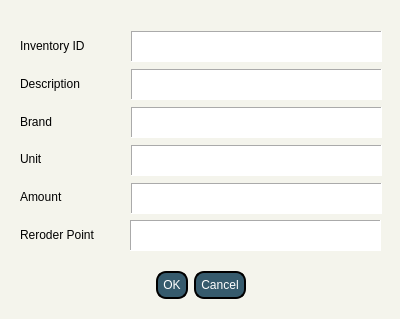
First picture: the form in add_item.ui, repository ongchangco/Economystique2, before the edit.
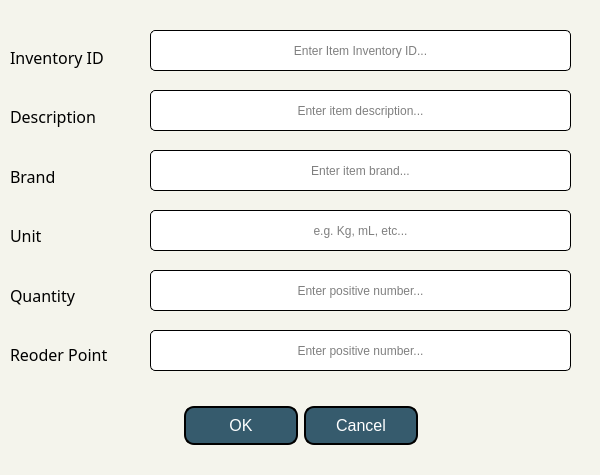
Second picture: the form after the edit. Icons and pictures are not drawn.

Commit message: UI Added DropShadowEffect to Buttons: TBC for Main QWidgets Converted Most of QTextEdits into QLineEdits for better Input Fixed Input Error Handling on other fields

Patch:
```diff
--- a/add_item.ui
+++ b/add_item.ui
@@ -9,8 +9,8 @@
    <rect>
     <x>0</x>
     <y>0</y>
-    <width>400</width>
-    <height>319</height>
+    <width>600</width>
+    <height>475</height>
    </rect>
   </property>
   <property name="windowTitle">
@@ -29,9 +29,9 @@
   <widget class="QDialogButtonBox" name="buttonBox">
    <property name="geometry">
     <rect>
-     <x>0</x>
-     <y>260</y>
-     <width>401</width>
+     <x>10</x>
+     <y>400</y>
+     <width>581</width>
      <height>51</height>
     </rect>
    </property>
@@ -44,6 +44,9 @@
 	border-radius:10px;
 	border-color: black;
 	padding: 5px;
+	height: 25px;
+	width: 100px;
+	font-size: 16px;
 }
 QPushButton:hover {
     background-color: #53786d;
@@ -67,15 +70,21 @@
   <widget class="QWidget" name="verticalLayoutWidget">
    <property name="geometry">
     <rect>
-     <x>20</x>
+     <x>10</x>
      <y>30</y>
-     <width>111</width>
-     <height>221</height>
+     <width>132</width>
+     <height>351</height>
     </rect>
    </property>
    <layout class="QVBoxLayout" name="loParam">
     <item>
      <widget class="QLabel" name="label">
+      <property name="font">
+       <font>
+        <family>Century Gothic</family>
+        <pointsize>12</pointsize>
+       </font>
+      </property>
       <property name="text">
        <string>Inventory ID</string>
       </property>
@@ -83,6 +92,12 @@
     </item>
     <item>
      <widget class="QLabel" name="label_2">
+      <property name="font">
+       <font>
+        <family>Century Gothic</family>
+        <pointsize>12</pointsize>
+       </font>
+      </property>
       <property name="text">
        <string>Description</string>
       </property>
@@ -90,6 +105,12 @@
     </item>
     <item>
      <widget class="QLabel" name="label_3">
+      <property name="font">
+       <font>
+        <family>Century Gothic</family>
+        <pointsize>12</pointsize>
+       </font>
+      </property>
       <property name="text">
        <string>Brand</string>
       </property>
@@ -97,6 +118,12 @@
     </item>
     <item>
      <widget class="QLabel" name="label_4">
+      <property name="font">
+       <font>
+        <family>Century Gothic</family>
+        <pointsize>12</pointsize>
+       </font>
+      </property>
       <property name="text">
        <string>Unit</string>
       </property>
@@ -104,174 +131,156 @@
     </item>
     <item>
      <widget class="QLabel" name="label_7">
+      <property name="font">
+       <font>
+        <family>Century Gothic</family>
+        <pointsize>12</pointsize>
+       </font>
+      </property>
       <property name="text">
-       <string>Amount</string>
+       <string>Quantity</string>
       </property>
      </widget>
     </item>
     <item>
      <widget class="QLabel" name="label_8">
+      <property name="font">
+       <font>
+        <family>Century Gothic</family>
+        <pointsize>12</pointsize>
+       </font>
+      </property>
       <property name="text">
-       <string>Reroder Point</string>
+       <string>Reoder Point</string>
       </property>
      </widget>
     </item>
    </layout>
   </widget>
-  <widget class="QTextEdit" name="teInvID">
+  <widget class="QLineEdit" name="teInvID">
    <property name="geometry">
     <rect>
-     <x>131</x>
-     <y>31</y>
-     <width>251</width>
-     <height>31</height>
+     <x>150</x>
+     <y>30</y>
+     <width>421</width>
+     <height>41</height>
     </rect>
    </property>
    <property name="styleSheet">
-    <string notr="true">background: #ffffff</string>
+    <string notr="true">background: white;
+border: 1px solid black;
+border-radius: 5px;</string>
    </property>
-   <property name="frameShape">
-    <enum>QFrame::Panel</enum>
+   <property name="alignment">
+    <set>Qt::AlignCenter</set>
    </property>
-   <property name="tabChangesFocus">
-    <bool>true</bool>
+   <property name="placeholderText">
+    <string>Enter Item Inventory ID...</string>
    </property>
-   <property name="html">
-    <string>&lt;!DOCTYPE HTML PUBLIC &quot;-//W3C//DTD HTML 4.0//EN&quot; &quot;http://www.w3.org/TR/REC-html40/strict.dtd&quot;&gt;
-&lt;html&gt;&lt;head&gt;&lt;meta name=&quot;qrichtext&quot; content=&quot;1&quot; /&gt;&lt;style type=&quot;text/css&quot;&gt;
-p, li { white-space: pre-wrap; }
-&lt;/style&gt;&lt;/head&gt;&lt;body style=&quot; font-family:'MS Shell Dlg 2'; font-size:7.8pt; font-weight:400; font-style:normal;&quot;&gt;
-&lt;p align=&quot;center&quot; style=&quot;-qt-paragraph-type:empty; margin-top:0px; margin-bottom:0px; margin-left:0px; margin-right:0px; -qt-block-indent:0; text-indent:0px;&quot;&gt;&lt;br /&gt;&lt;/p&gt;&lt;/body&gt;&lt;/html&gt;</string>
-   </property>
   </widget>
-  <widget class="QTextEdit" name="teDescription">
+  <widget class="QLineEdit" name="teDescription">
    <property name="geometry">
     <rect>
-     <x>131</x>
-     <y>69</y>
-     <width>251</width>
-     <height>31</height>
+     <x>150</x>
+     <y>90</y>
+     <width>421</width>
+     <height>41</height>
     </rect>
    </property>
    <property name="styleSheet">
-    <string notr="true">background: #ffffff</string>
+    <string notr="true">background: white;
+border: 1px solid black;
+border-radius: 5px;</string>
    </property>
-   <property name="frameShape">
-    <enum>QFrame::Panel</enum>
+   <property name="alignment">
+    <set>Qt::AlignCenter</set>
    </property>
-   <property name="tabChangesFocus">
-    <bool>true</bool>
+   <property name="placeholderText">
+    <string>Enter item description...</string>
    </property>
-   <property name="html">
-    <string>&lt;!DOCTYPE HTML PUBLIC &quot;-//W3C//DTD HTML 4.0//EN&quot; &quot;http://www.w3.org/TR/REC-html40/strict.dtd&quot;&gt;
-&lt;html&gt;&lt;head&gt;&lt;meta name=&quot;qrichtext&quot; content=&quot;1&quot; /&gt;&lt;style type=&quot;text/css&quot;&gt;
-p, li { white-space: pre-wrap; }
-&lt;/style&gt;&lt;/head&gt;&lt;body style=&quot; font-family:'MS Shell Dlg 2'; font-size:7.8pt; font-weight:400; font-style:normal;&quot;&gt;
-&lt;p align=&quot;center&quot; style=&quot;-qt-paragraph-type:empty; margin-top:0px; margin-bottom:0px; margin-left:0px; margin-right:0px; -qt-block-indent:0; text-indent:0px;&quot;&gt;&lt;br /&gt;&lt;/p&gt;&lt;/body&gt;&lt;/html&gt;</string>
-   </property>
   </widget>
-  <widget class="QTextEdit" name="teBrand">
+  <widget class="QLineEdit" name="teBrand">
    <property name="geometry">
     <rect>
-     <x>131</x>
-     <y>107</y>
-     <width>251</width>
-     <height>31</height>
+     <x>150</x>
+     <y>150</y>
+     <width>421</width>
+     <height>41</height>
     </rect>
    </property>
    <property name="styleSheet">
-    <string notr="true">background: #ffffff</string>
+    <string notr="true">background: white;
+border: 1px solid black;
+border-radius: 5px;</string>
    </property>
-   <property name="frameShape">
-    <enum>QFrame::Panel</enum>
+   <property name="alignment">
+    <set>Qt::AlignCenter</set>
    </property>
-   <property name="tabChangesFocus">
-    <bool>true</bool>
+   <property name="placeholderText">
+    <string>Enter item brand...</string>
    </property>
-   <property name="html">
-    <string>&lt;!DOCTYPE HTML PUBLIC &quot;-//W3C//DTD HTML 4.0//EN&quot; &quot;http://www.w3.org/TR/REC-html40/strict.dtd&quot;&gt;
-&lt;html&gt;&lt;head&gt;&lt;meta name=&quot;qrichtext&quot; content=&quot;1&quot; /&gt;&lt;style type=&quot;text/css&quot;&gt;
-p, li { white-space: pre-wrap; }
-&lt;/style&gt;&lt;/head&gt;&lt;body style=&quot; font-family:'MS Shell Dlg 2'; font-size:7.8pt; font-weight:400; font-style:normal;&quot;&gt;
-&lt;p align=&quot;center&quot; style=&quot;-qt-paragraph-type:empty; margin-top:0px; margin-bottom:0px; margin-left:0px; margin-right:0px; -qt-block-indent:0; text-indent:0px;&quot;&gt;&lt;br /&gt;&lt;/p&gt;&lt;/body&gt;&lt;/html&gt;</string>
-   </property>
   </widget>
-  <widget class="QTextEdit" name="teUnit">
+  <widget class="QLineEdit" name="teUnit">
    <property name="geometry">
     <rect>
-     <x>131</x>
-     <y>145</y>
-     <width>251</width>
-     <height>31</height>
+     <x>150</x>
+     <y>210</y>
+     <width>421</width>
+     <height>41</height>
     </rect>
    </property>
    <property name="styleSheet">
-    <string notr="true">background: #ffffff</string>
+    <string notr="true">background: white;
+border: 1px solid black;
+border-radius: 5px;</string>
    </property>
-   <property name="frameShape">
-    <enum>QFrame::Panel</enum>
+   <property name="alignment">
+    <set>Qt::AlignCenter</set>
    </property>
-   <property name="tabChangesFocus">
-    <bool>true</bool>
+   <property name="placeholderText">
+    <string>e.g. Kg, mL, etc...</string>
    </property>
-   <property name="html">
-    <string>&lt;!DOCTYPE HTML PUBLIC &quot;-//W3C//DTD HTML 4.0//EN&quot; &quot;http://www.w3.org/TR/REC-html40/strict.dtd&quot;&gt;
-&lt;html&gt;&lt;head&gt;&lt;meta name=&quot;qrichtext&quot; content=&quot;1&quot; /&gt;&lt;style type=&quot;text/css&quot;&gt;
-p, li { white-space: pre-wrap; }
-&lt;/style&gt;&lt;/head&gt;&lt;body style=&quot; font-family:'MS Shell Dlg 2'; font-size:7.8pt; font-weight:400; font-style:normal;&quot;&gt;
-&lt;p align=&quot;center&quot; style=&quot;-qt-paragraph-type:empty; margin-top:0px; margin-bottom:0px; margin-left:0px; margin-right:0px; -qt-block-indent:0; text-indent:0px;&quot;&gt;&lt;br /&gt;&lt;/p&gt;&lt;/body&gt;&lt;/html&gt;</string>
-   </property>
   </widget>
-  <widget class="QTextEdit" name="teAmount">
+  <widget class="QLineEdit" name="teAmount">
    <property name="geometry">
     <rect>
-     <x>131</x>
-     <y>183</y>
-     <width>251</width>
-     <height>31</height>
+     <x>150</x>
+     <y>270</y>
+     <width>421</width>
+     <height>41</height>
     </rect>
    </property>
    <property name="styleSheet">
-    <string notr="true">background: #ffffff</string>
+    <string notr="true">background: white;
+border: 1px solid black;
+border-radius: 5px;</string>
    </property>
-   <property name="frameShape">
-    <enum>QFrame::Panel</enum>
+   <property name="alignment">
+    <set>Qt::AlignCenter</set>
    </property>
-   <property name="tabChangesFocus">
-    <bool>true</bool>
+   <property name="placeholderText">
+    <string>Enter positive number...</string>
    </property>
-   <property name="html">
-    <string>&lt;!DOCTYPE HTML PUBLIC &quot;-//W3C//DTD HTML 4.0//EN&quot; &quot;http://www.w3.org/TR/REC-html40/strict.dtd&quot;&gt;
-&lt;html&gt;&lt;head&gt;&lt;meta name=&quot;qrichtext&quot; content=&quot;1&quot; /&gt;&lt;style type=&quot;text/css&quot;&gt;
-p, li { white-space: pre-wrap; }
-&lt;/style&gt;&lt;/head&gt;&lt;body style=&quot; font-family:'MS Shell Dlg 2'; font-size:7.8pt; font-weight:400; font-style:normal;&quot;&gt;
-&lt;p align=&quot;center&quot; style=&quot;-qt-paragraph-type:empty; margin-top:0px; margin-bottom:0px; margin-left:0px; margin-right:0px; -qt-block-indent:0; text-indent:0px;&quot;&gt;&lt;br /&gt;&lt;/p&gt;&lt;/body&gt;&lt;/html&gt;</string>
-   </property>
   </widget>
-  <widget class="QTextEdit" name="teROP">
+  <widget class="QLineEdit" name="teROP">
    <property name="geometry">
     <rect>
-     <x>130</x>
-     <y>220</y>
-     <width>251</width>
-     <height>31</height>
+     <x>150</x>
+     <y>330</y>
+     <width>421</width>
+     <height>41</height>
     </rect>
    </property>
    <property name="styleSheet">
-    <string notr="true">background: #ffffff</string>
+    <string notr="true">background: white;
+border: 1px solid black;
+border-radius: 5px;</string>
    </property>
-   <property name="frameShape">
-    <enum>QFrame::Panel</enum>
+   <property name="alignment">
+    <set>Qt::AlignCenter</set>
    </property>
-   <property name="tabChangesFocus">
-    <bool>true</bool>
-   </property>
-   <property name="html">
-    <string>&lt;!DOCTYPE HTML PUBLIC &quot;-//W3C//DTD HTML 4.0//EN&quot; &quot;http://www.w3.org/TR/REC-html40/strict.dtd&quot;&gt;
-&lt;html&gt;&lt;head&gt;&lt;meta name=&quot;qrichtext&quot; content=&quot;1&quot; /&gt;&lt;style type=&quot;text/css&quot;&gt;
-p, li { white-space: pre-wrap; }
-&lt;/style&gt;&lt;/head&gt;&lt;body style=&quot; font-family:'MS Shell Dlg 2'; font-size:7.8pt; font-weight:400; font-style:normal;&quot;&gt;
-&lt;p align=&quot;center&quot; style=&quot;-qt-paragraph-type:empty; margin-top:0px; margin-bottom:0px; margin-left:0px; margin-right:0px; -qt-block-indent:0; text-indent:0px;&quot;&gt;&lt;br /&gt;&lt;/p&gt;&lt;/body&gt;&lt;/html&gt;</string>
+   <property name="placeholderText">
+    <string>Enter positive number...</string>
    </property>
   </widget>
  </widget>
```
The commit also changes 16 other files.
